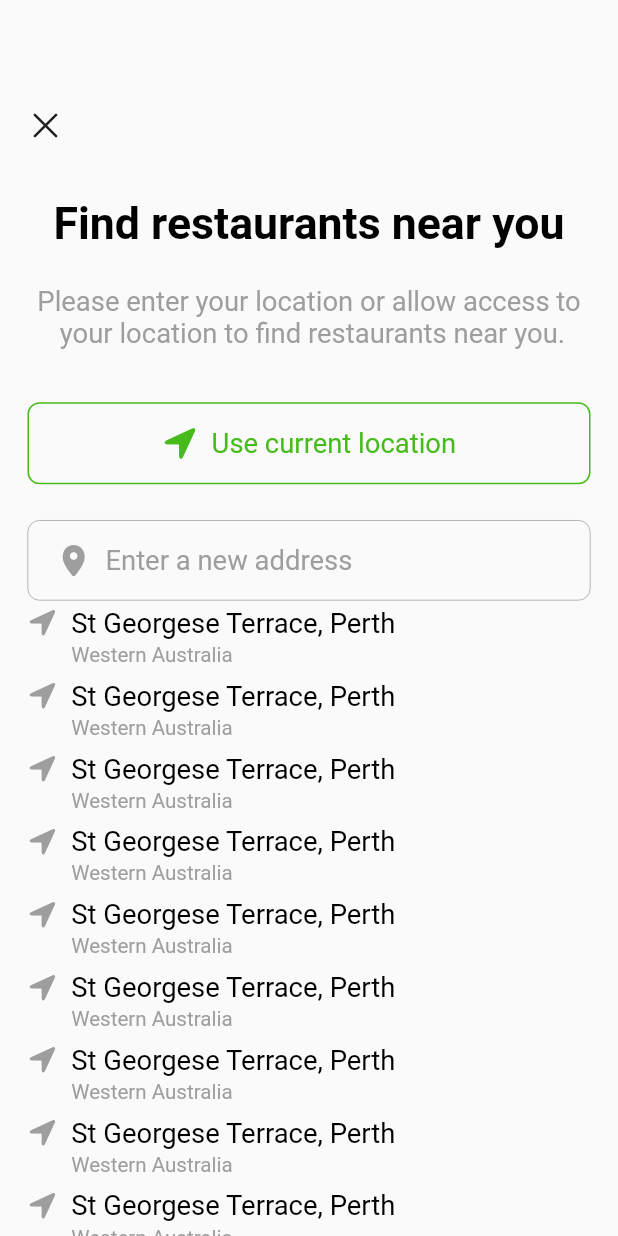
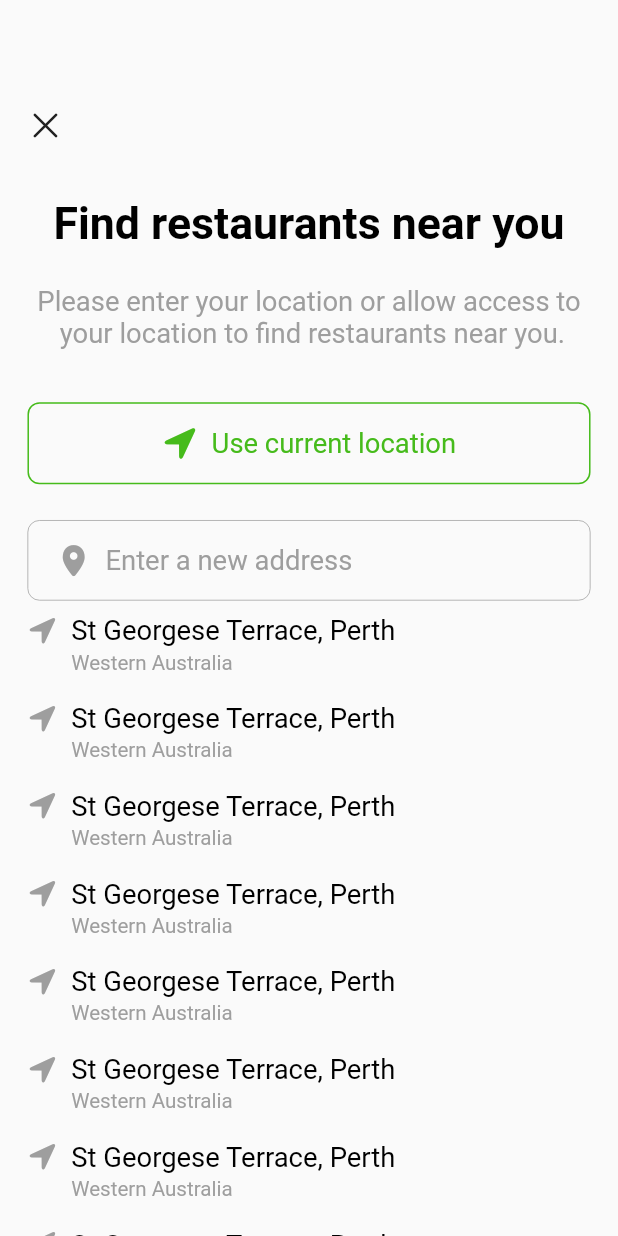
Before and after one commit to nhat281003/app_demo, a Flutter app: the FindRestaurentsPage screen opened by its route, after a tap on "Enter a new address", on a phone screen of 412 x 824 dp. Run offline on Flutter 3.47's test engine with Material 2 defaults, Android fonts, the light colour scheme and no system bars; our stand-ins replace auto_size_text, cached_network_image, card_swiper, connectivity_plus, device_info_plus, dio and 19 more; missing offline and left inert: curl_logger_dio_interceptor, easy_image_viewer, flutter_device_type, platform_date_picker; accounts and stored records are empty; network calls fail.

Commit message:
nmn update

```diff
--- a/lib/view/dashbroad/dashbroad_page.dart
+++ b/lib/view/dashbroad/dashbroad_page.dart
@@ -206,6 +206,7 @@ class DashBroadPage extends GetWidget<DashBroadController>{
               ),
               ListView.builder(
                 physics: const NeverScrollableScrollPhysics(),
+                padding: EdgeInsets.zero,
                 shrinkWrap: true,
                 itemCount: 4,
                 itemBuilder: (context, index) {
@@ -290,7 +291,7 @@ class DashBroadPage extends GetWidget<DashBroadController>{
                    ),
                  );
               },),
-              SizedBox(height: 30.h,)
+              SizedBox(height: 50.h,)
             ],
           ),
         ),
--- a/lib/view/find_restaurants/find_restaurents_page.dart
+++ b/lib/view/find_restaurants/find_restaurents_page.dart
@@ -15,14 +15,13 @@ class FindRestaurentsPage extends GetWidget<FindRestaurentsController>{
       Obx(() => Scaffold(
         body:
         Container(
-
           margin: EdgeInsets.only(top: 60.h),
           padding: EdgeInsets.symmetric(horizontal: 16.w),
           child:  Column(
             children: [
               Row(
                 children: [
-                  Icon(CupertinoIcons.xmark),
+                  const Icon(CupertinoIcons.xmark),
                   Expanded(child: Container()),
 
                 ],
@@ -35,15 +34,15 @@ class FindRestaurentsPage extends GetWidget<FindRestaurentsController>{
               Container(
                 decoration: BoxDecoration(
                     borderRadius: BorderRadius.circular(8),
-                    border: Border.all(width: 1, color: Color(0xFF46BB1B))
+                    border: Border.all(width: 1, color: const Color(0xFF46BB1B))
                 ),
                 padding: EdgeInsets.symmetric(vertical: 12.h),
                 child: Row(
                   mainAxisAlignment: MainAxisAlignment.center,
                   children: [
-                    Icon(CupertinoIcons.location_fill, color: Color(0xFF46BB1B),),
+                    const Icon(CupertinoIcons.location_fill, color: Color(0xFF46BB1B),),
                     SizedBox(width: 8.w,),
-                    Text('Use current location', textAlign: TextAlign.center, style:  TextStyle(color:Color(0xFF46BB1B), fontWeight: FontWeight.w400, fontSize: 16.sp),)
+                    Text('Use current location', textAlign: TextAlign.center, style:  TextStyle(color:const Color(0xFF46BB1B), fontWeight: FontWeight.w400, fontSize: 16.sp),)
                   ],
                 ),
               ),
@@ -61,16 +60,19 @@ class FindRestaurentsPage extends GetWidget<FindRestaurentsController>{
                   child: Row(
                     children: [
                       SizedBox(width: 16.w,),
-                      Icon(CupertinoIcons.location_solid, color: Colors.grey,),
+                      const Icon(CupertinoIcons.location_solid, color: Colors.grey,),
                       SizedBox(width: 8.w,),
                       Text('Enter a new address', style:  TextStyle(color:Colors.grey, fontWeight: FontWeight.w400, fontSize: 16.sp),)
                     ],
                   ),
                 ),),
-           Expanded(child:    Visibility(
+           Expanded(
+               child:
+           Visibility(
                visible: controller.isVisibiliti.value,
                child:
                ListView.builder(
+                 padding: EdgeInsets.zero,
                  itemCount: 10,
                  shrinkWrap: true,
                  itemBuilder: (context, index) {
@@ -80,11 +82,11 @@ class FindRestaurentsPage extends GetWidget<FindRestaurentsController>{
                         Get.toNamed(Routes.home);
                       },
                       child:  Container(
-                        margin: EdgeInsets.symmetric(vertical: 4.sp),
+                        margin: EdgeInsets.symmetric(vertical: 8.h),
                         child:  Row(
                           crossAxisAlignment: CrossAxisAlignment.start,
                           children: [
-                            Icon(CupertinoIcons.location_fill, color: Colors.grey,size: 20,),
+                            const Icon(CupertinoIcons.location_fill, color: Colors.grey,size: 20,),
                             SizedBox(width: 8.w,),
                             Column(
                               crossAxisAlignment: CrossAxisAlignment.start,
@@ -92,7 +94,6 @@ class FindRestaurentsPage extends GetWidget<FindRestaurentsController>{
                                 Text("St Georgese Terrace, Perth", style:  TextStyle(color: Colors.black, fontWeight: FontWeight.w400, fontSize: 16.sp),),
                                 SizedBox(height: 2.h,),
                                 Text("Western Australia", style:  TextStyle(color: Colors.grey, fontWeight: FontWeight.w400, fontSize: 12.sp),),
-
                               ],
                             )
                           ],
--- a/lib/view/home/home_screen.dart
+++ b/lib/view/home/home_screen.dart
@@ -1,4 +1,3 @@
-
 import 'package:app_3tv/common/constants/image_const.dart';
 import 'package:app_3tv/common/constants/size_utils.dart';
 import 'package:app_3tv/common/utils/color_utils.dart';
```
